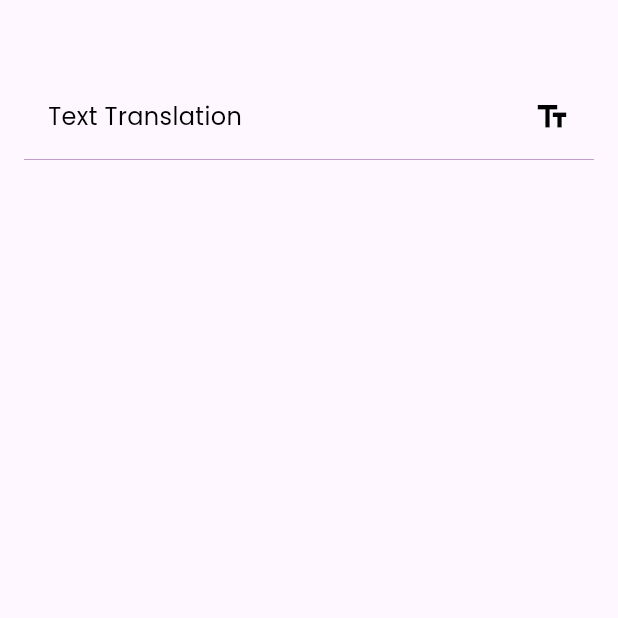
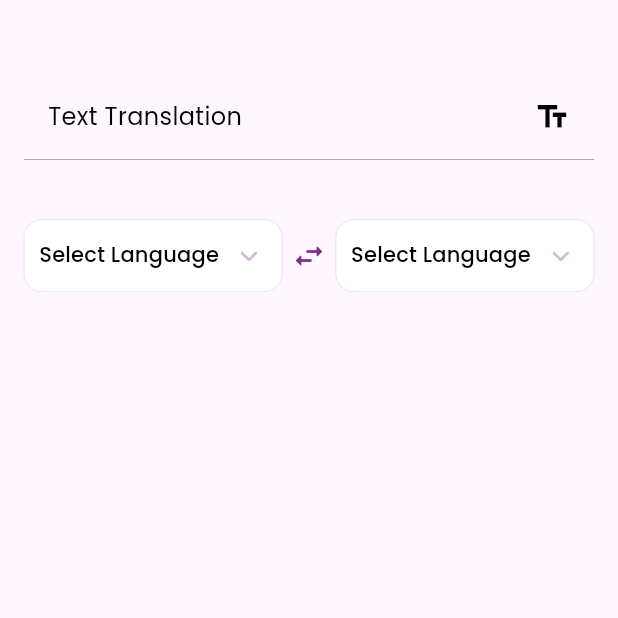
Before and after one commit to OMARX-MAHMOUD/translate_app, a Flutter app: the screen it shows after launch, after a tap on the "arrow forward" icon, on a phone screen of 412 x 824 dp, the top half of it. Run offline on Flutter 3.47's test engine with Material 3 defaults, Android fonts, the phone set to English and light mode, and no system bars; our stand-ins replace google_fonts.

Commit message:
finsh language dropdown widget

```diff
--- a/lib/screens/prompt_screen.dart
+++ b/lib/screens/prompt_screen.dart
@@ -1,9 +1,12 @@
 import 'package:flutter/material.dart';
-import 'package:flutter/widgets.dart';
+
 import 'package:google_fonts/google_fonts.dart';
+import 'package:translate_app/widgets/language_dropdown.dart';
 
 class PromptScreen extends StatefulWidget {
+  // ignore: non_constant_identifier_names
   final VoidCallback ShowHomeScreen;
+  // ignore: non_constant_identifier_names
   const PromptScreen({super.key, required this.ShowHomeScreen});
 
   @override
@@ -11,6 +14,23 @@ class PromptScreen extends StatefulWidget {
 }
 
 class _PromptScreenState extends State<PromptScreen> {
+  //Variabled
+  String? selectCountryFrom;
+  String? selectCountryTo;
+  //Function to update the state of the selected language from
+  void _handlelanguageChangedFrom(String? newCountry) {
+    setState(() {
+      selectCountryFrom = newCountry;
+    });
+  }
+
+  //Function to update the state of the selected language to
+  void _handlelanguageChangedTo(String? newCountry) {
+    setState(() {
+      selectCountryTo = newCountry;
+    });
+  }
+
   @override
   Widget build(BuildContext context) {
     return Scaffold(
@@ -53,7 +73,18 @@ class _PromptScreenState extends State<PromptScreen> {
               padding: const EdgeInsets.only(top: 40.0),
               child: Row(
                 mainAxisAlignment: MainAxisAlignment.spaceBetween,
-                children: [],
+                children: [
+                  //language dropdown from
+                  LanguageDropdown(
+                      onLanguageChanged: _handlelanguageChangedFrom),
+                  //Swap horiz_icon
+                  Icon(
+                    Icons.swap_horiz_rounded,
+                    color: const Color(0xFF6D1B7B).withOpacity(0.9),
+                  ),
+                  //language dropdown to
+                  LanguageDropdown(onLanguageChanged: _handlelanguageChangedTo),
+                ],
               ),
             )
           ],
--- /dev/null
+++ b/lib/widgets/language_dropdown.dart
@@ -0,0 +1,97 @@
+import 'package:flutter/material.dart';
+import 'package:google_fonts/google_fonts.dart';
+
+class LanguageDropdown extends StatefulWidget {
+  const LanguageDropdown({super.key, required this.onLanguageChanged});
+  final ValueChanged<String?> onLanguageChanged;
+  @override
+  State<LanguageDropdown> createState() => _LanguageDropdownState();
+}
+
+class _LanguageDropdownState extends State<LanguageDropdown> {
+  final List<Map<String, String>> languageData = [
+    {
+      'countryLanguage': 'English - US',
+      'countryImage': 'assets/images/usa.png'
+    },
+    {
+      'countryLanguage': 'English - UK',
+      'countryImage': 'assets/images/britain.png'
+    },
+    {'countryLanguage': 'Russian', 'countryImage': 'assets/images/russia.png'},
+    {'countryLanguage': 'Italian', 'countryImage': 'assets/images/italy.png'},
+    {'countryLanguage': 'German', 'countryImage': 'assets/images/germany.png'},
+    {'countryLanguage': 'French', 'countryImage': 'assets/images/france.png'},
+    {'countryLanguage': 'Spanish', 'countryImage': 'assets/images/spain.png'},
+  ];
+  String? selectedCountry;
+  @override
+  Widget build(BuildContext context) {
+    return Container(
+      padding: const EdgeInsets.symmetric(horizontal: 10.0),
+      decoration: BoxDecoration(
+        borderRadius: BorderRadius.circular(12.0),
+        color: const Color(0xFFFFFFFF),
+        border: Border.all(
+          color: const Color(0xFF6D1B7B).withOpacity(0.8),
+          width: 0.1,
+        ),
+      ),
+      child: DropdownButton<String>(
+        value: selectedCountry,
+        hint: Text(
+          "Select Language",
+          style: GoogleFonts.poppins(
+            fontSize: 14.0,
+            color: const Color(0xFF000000),
+          ),
+        ),
+        icon: Padding(
+          padding: const EdgeInsets.only(left: 8.0),
+          child: Icon(
+            Icons.keyboard_arrow_down_rounded,
+            color: const Color(0xFF6D1B7B).withOpacity(0.3),
+          ),
+        ),
+        underline: Container(
+          color: Colors.transparent,
+        ),
+        dropdownColor: const Color(0xFFFFFFFF),
+        items: languageData.map((country) {
+          return DropdownMenuItem<String>(
+            value: country['countryLanguage'],
+            child: Row(
+              crossAxisAlignment: CrossAxisAlignment.center,
+              children: [
+                ClipOval(
+                  child: Image.asset(
+                    country['countryImage']!,
+                    width: 24,
+                    height: 24,
+                    fit: BoxFit.cover,
+                  ),
+                ),
+                const SizedBox(width: 8),
+                Text(
+                  country['countryLanguage']!,
+                  style: GoogleFonts.poppins(
+                    fontSize: 14.0,
+                    color: selectedCountry == country['countryLanguage']
+                        ? const Color(0xFF000000)
+                        : const Color(0xFF6D1B7B).withOpacity(0.8),
+                  ),
+                ),
+              ],
+            ),
+          );
+        }).toList(),
+        onChanged: (newValue) {
+          setState(() {
+            selectedCountry = newValue;
+          });
+          widget.onLanguageChanged(newValue);
+        },
+      ),
+    );
+  }
+}
```
